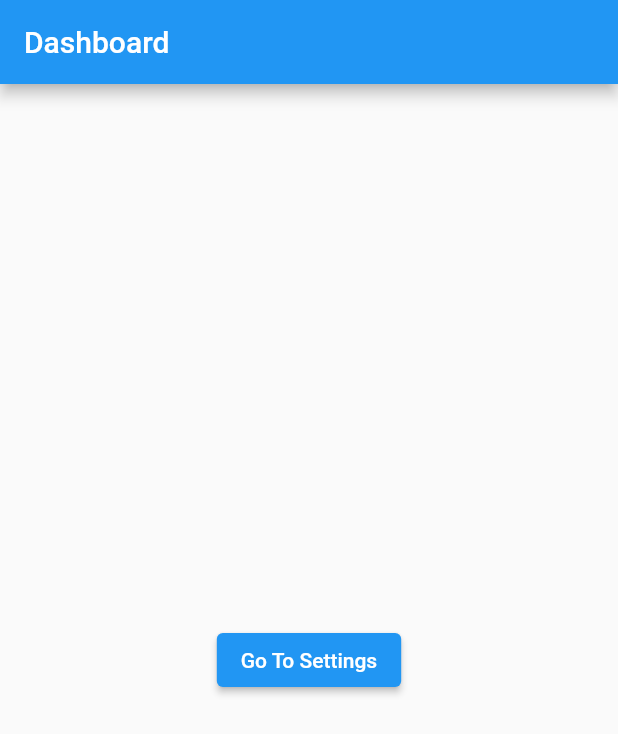
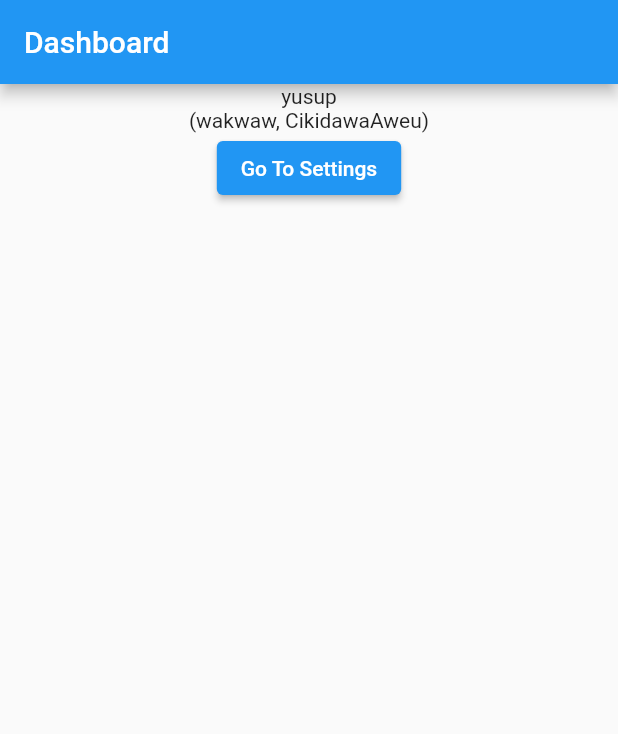
Before and after one commit to yusupcr9/yusup_udemy_project, a Flutter app: the screen it shows after launch, after a tap on "Sign in", on a phone screen of 412 x 824 dp. Shown: the top 734 px of the screen. Run offline on Flutter 3.47's test engine with Material 2 defaults, Android fonts, the phone set to English and light mode, and no system bars; our stand-ins replace get.

Commit message:
GET Router : arguments, parameter

```diff
--- a/yusup_udemy_project/lib/presentation/dashboard/dashboard_page.dart
+++ b/yusup_udemy_project/lib/presentation/dashboard/dashboard_page.dart
@@ -12,11 +12,17 @@ class DashboardPage extends StatelessWidget {
         title: Text("Dashboard"),
       ),
       body: Center(
-        child: ElevatedButton(
-          child: Text('Go To Settings'),
-          onPressed: () {
-            Get.to(SettingPage());
-          },
+        child: Column(
+          children: [
+            Text(Get.parameters['name']!),
+            Text((Get.arguments as List).map((e) => e).toString()),
+            ElevatedButton(
+              child: Text('Go To Settings'),
+              onPressed: () {
+                Get.to(SettingPage());
+              },
+            ),
+          ],
         ),
       ),
     );
--- a/yusup_udemy_project/lib/presentation/sign_in/sign_in_page.dart
+++ b/yusup_udemy_project/lib/presentation/sign_in/sign_in_page.dart
@@ -10,6 +10,7 @@ class SignInPage extends StatefulWidget {
 }
 
 class _SignInPageState extends State<SignInPage> {
+  String? token;
   @override
   Widget build(BuildContext context) {
     return Scaffold(
@@ -20,7 +21,9 @@ class _SignInPageState extends State<SignInPage> {
         child: ElevatedButton(
           child: Text('Sign in'),
           onPressed: () {
-            Get.off(DashboardPage());
+            token = 'wakwaw';
+            Get.offNamed('/dashboard?name=yusup',
+                arguments: [token, "CikidawaAweu"]);
           },
         ),
       ),
```
